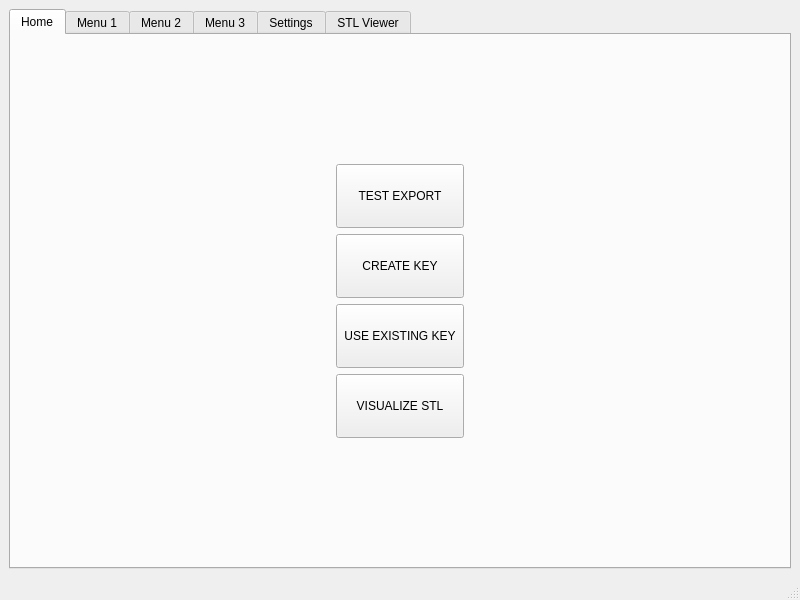
Above: keybuilder/mainwindow.ui from QtWorks/keymanager before the change. Below: the same form after it.
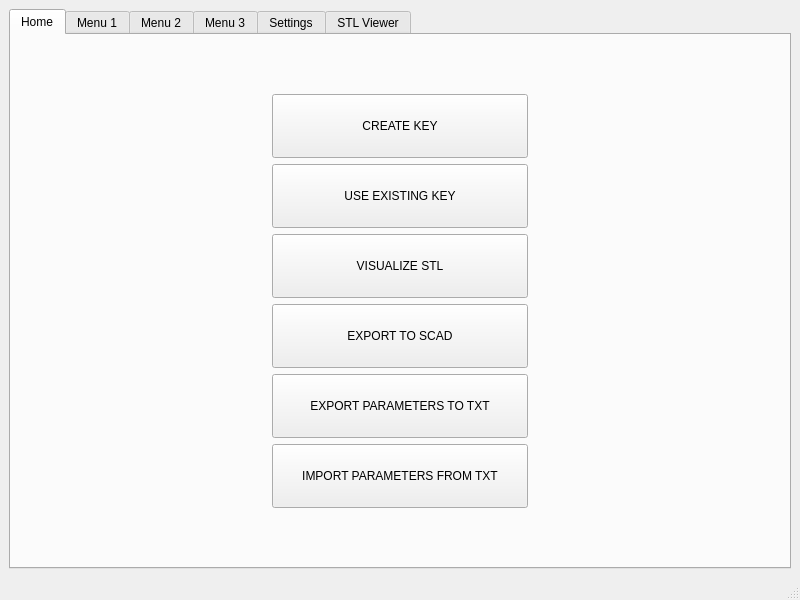
That is the form after the change. Custom widgets are drawn as their Qt base class.

What changed in the file:
```diff
--- a/keybuilder/mainwindow.ui
+++ b/keybuilder/mainwindow.ui
@@ -25,43 +25,43 @@
         <string>Home</string>
        </attribute>
        <layout class="QGridLayout" name="gridLayout_3">
-        <item row="0" column="0">
+        <item row="1" column="0">
          <layout class="QGridLayout" name="gridLayout_2">
-          <item row="1" column="0">
-           <widget class="QPushButton" name="createKeyButton">
+          <item row="6" column="0">
+           <widget class="QPushButton" name="importParametersButton">
             <property name="minimumSize">
              <size>
-              <width>128</width>
+              <width>256</width>
               <height>64</height>
              </size>
             </property>
             <property name="maximumSize">
              <size>
-              <width>128</width>
+              <width>256</width>
               <height>64</height>
              </size>
             </property>
             <property name="text">
-             <string>CREATE KEY</string>
+             <string>IMPORT PARAMETERS FROM TXT</string>
             </property>
            </widget>
           </item>
-          <item row="3" column="0">
-           <widget class="QPushButton" name="visualizeSTLButton">
+          <item row="4" column="0">
+           <widget class="QPushButton" name="exportToSCADButton">
             <property name="minimumSize">
              <size>
-              <width>128</width>
+              <width>256</width>
               <height>64</height>
              </size>
             </property>
             <property name="maximumSize">
              <size>
-              <width>128</width>
+              <width>256</width>
               <height>64</height>
              </size>
             </property>
             <property name="text">
-             <string>VISUALIZE STL</string>
+             <string>EXPORT TO SCAD</string>
             </property>
            </widget>
           </item>
@@ -69,13 +69,13 @@
            <widget class="QPushButton" name="useExistingKeyButton">
             <property name="minimumSize">
              <size>
-              <width>128</width>
+              <width>256</width>
               <height>64</height>
              </size>
             </property>
             <property name="maximumSize">
              <size>
-              <width>128</width>
+              <width>256</width>
               <height>64</height>
              </size>
             </property>
@@ -84,22 +84,60 @@
             </property>
            </widget>
           </item>
-          <item row="0" column="0">
-           <widget class="QPushButton" name="testExportButton">
+          <item row="3" column="0">
+           <widget class="QPushButton" name="visualizeSTLButton">
             <property name="minimumSize">
              <size>
-              <width>128</width>
+              <width>256</width>
               <height>64</height>
              </size>
             </property>
             <property name="maximumSize">
              <size>
-              <width>128</width>
+              <width>256</width>
               <height>64</height>
              </size>
             </property>
             <property name="text">
-             <string>TEST EXPORT</string>
+             <string>VISUALIZE STL</string>
+            </property>
+           </widget>
+          </item>
+          <item row="1" column="0">
+           <widget class="QPushButton" name="createKeyButton">
+            <property name="minimumSize">
+             <size>
+              <width>256</width>
+              <height>64</height>
+             </size>
+            </property>
+            <property name="maximumSize">
+             <size>
+              <width>256</width>
+              <height>64</height>
+             </size>
+            </property>
+            <property name="text">
+             <string>CREATE KEY</string>
+            </property>
+           </widget>
+          </item>
+          <item row="5" column="0">
+           <widget class="QPushButton" name="exportParametersButton">
+            <property name="minimumSize">
+             <size>
+              <width>256</width>
+              <height>64</height>
+             </size>
+            </property>
+            <property name="maximumSize">
+             <size>
+              <width>256</width>
+              <height>64</height>
+             </size>
+            </property>
+            <property name="text">
+             <string>EXPORT PARAMETERS TO TXT</string>
             </property>
            </widget>
           </item>
```
